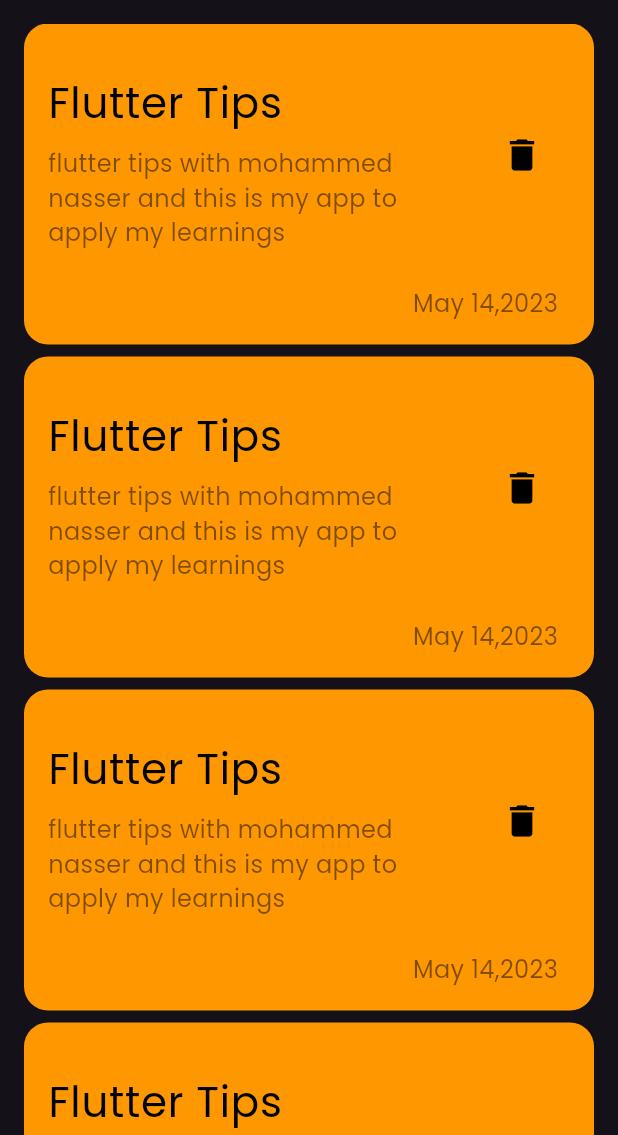
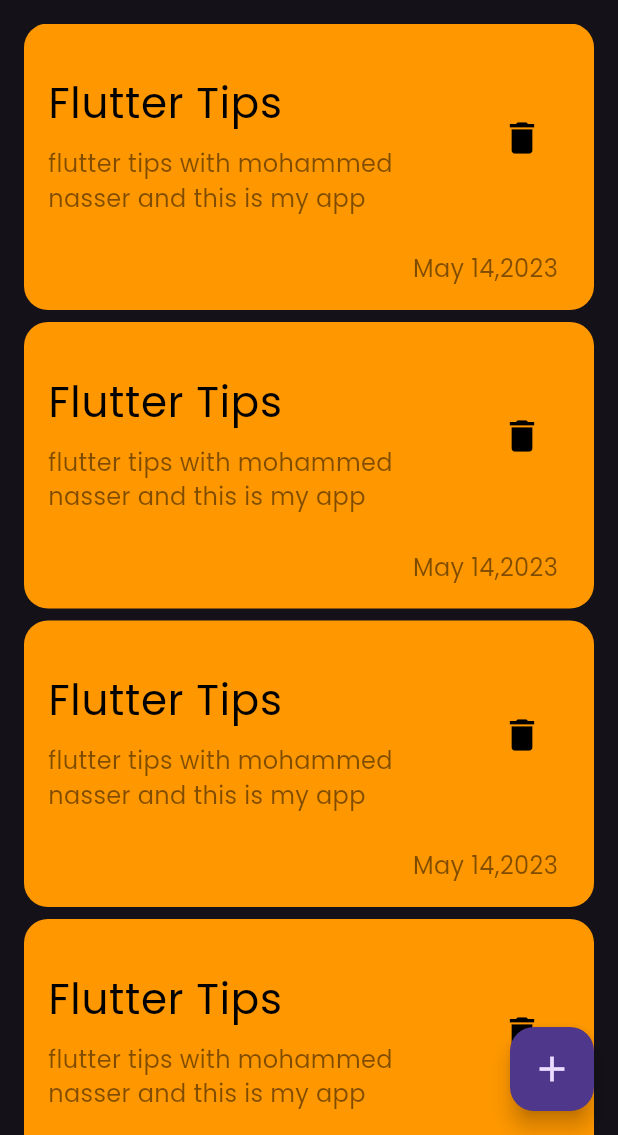
Before and after one commit to MoNasser155/notes_app, a Flutter app: the screen it shows after launch, on a phone screen of 412 x 824 dp, the part 101-1236 px from its top. Run offline on Flutter 3.47's test engine with Material 3 defaults, Android fonts, the phone set to English and light mode, and no system bars.

Commit message:
add floating botton

```diff
--- a/lib/views/Notes_view.dart
+++ b/lib/views/Notes_view.dart
@@ -8,8 +8,15 @@ class Notesview extends StatelessWidget {
 
   @override
   Widget build(BuildContext context) {
-    return const Scaffold(
-      body: NotesViewBody(),
+    return Scaffold(
+      floatingActionButton: FloatingActionButton(
+        onPressed: () {},
+        child: const Icon(
+          Icons.add,
+          size: 28,
+        ),
+      ),
+      body: const NotesViewBody(),
     );
   }
 }
--- a/lib/views/widget/Notes_List_View.dart
+++ b/lib/views/widget/Notes_List_View.dart
@@ -1,4 +1,3 @@
-
 // ignore_for_file: file_names
 
 import 'package:flutter/material.dart';
--- a/lib/views/widget/custom_note_item.dart
+++ b/lib/views/widget/custom_note_item.dart
@@ -40,7 +40,7 @@ class NoteItem extends StatelessWidget {
               subtitle: Padding(
                 padding: const EdgeInsets.only(bottom: 16),
                 child: Text(
-                  'flutter tips with mohammed nasser and this is my app to apply my learnings ',
+                  'flutter tips with mohammed nasser and this is my app  ',
                   style: TextStyle(
                     fontSize: 16,
                     color: Colors.black.withOpacity(0.5),
```
Also changed, not shown: pubspec.lock.
